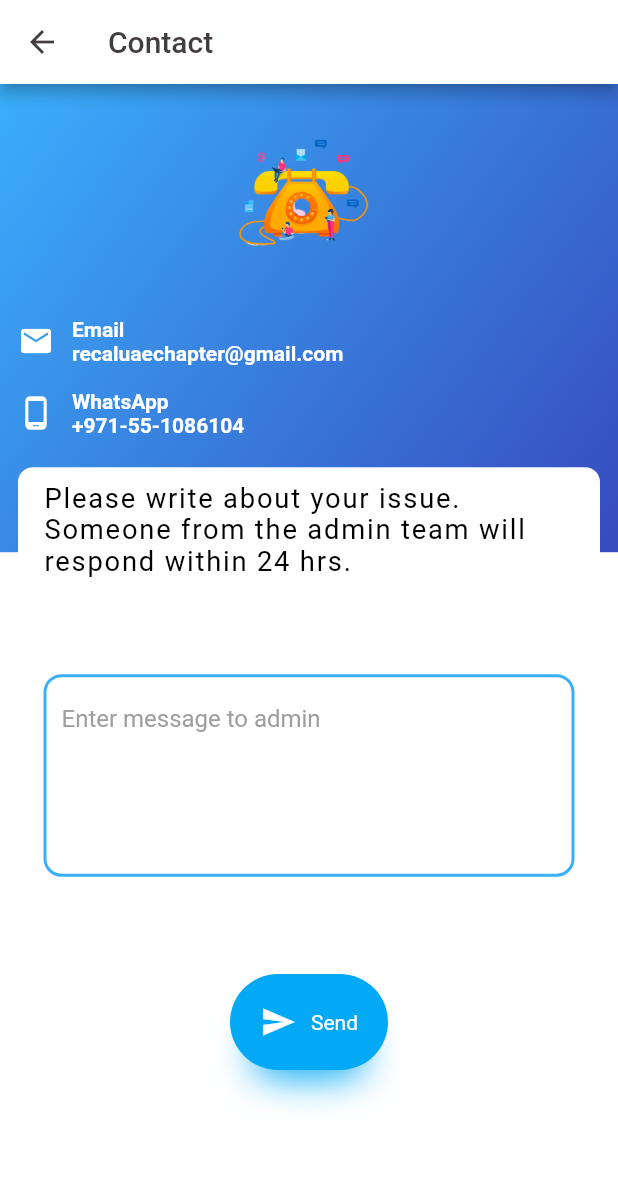
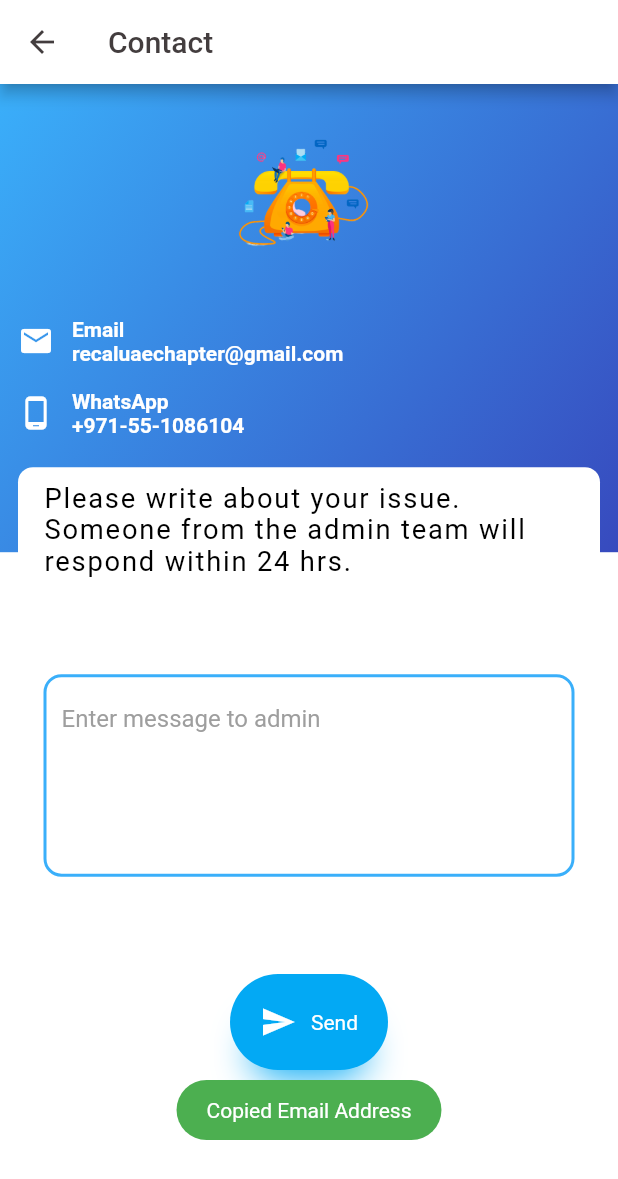
Before and after one commit to SpiderNitt/RECAL-UAE, a Flutter app: the ContactUs screen opened directly, after a tap on an icon or button, on a phone screen of 412 x 824 dp. Shown: the top 1179 px of the screen. Run offline on Flutter 3.47's test engine with Material 2 defaults, Android fonts, the phone set to English and light mode, and no system bars; our stand-ins replace auto_size_text, badges, carousel_slider, charts_flutter, connectivity, curved_navigation_bar and 16 more; missing offline and left inert: duration, flutter_page_indicator, folding_cell, keyboard_utils; accounts and stored records are empty; network calls fail.

Commit message:
Update: Contact copy

```diff
--- a/lib/screens/Home/BusinessDashboard.dart
+++ b/lib/screens/Home/BusinessDashboard.dart
@@ -607,7 +607,6 @@ class _DashBoardState extends State<DashBoard> {
         StaggeredTile.extent(2, getHeight(550, 2)),
         StaggeredTile.extent(2, getHeight(206, 2)),
         StaggeredTile.extent(2, getHeight(206, 2)),
-
       ],
     );
   }
--- a/lib/screens/UAEChapter/ChapterScreen.dart
+++ b/lib/screens/UAEChapter/ChapterScreen.dart
@@ -77,7 +77,7 @@ class _ChapterScreenState extends State<ChapterScreen> {
                           'RECAL UAE CHAPTER',
                           style: GoogleFonts.josefinSans(
                             color: ColorGlobal.textColor,
-                            fontSize: getHeight(16, 2),
+                            fontSize: getHeight(18, 2),
                             fontWeight: FontWeight.w600,
                           ),
                           textAlign: TextAlign.center,
--- a/lib/screens/UAEChapter/ContactUs.dart
+++ b/lib/screens/UAEChapter/ContactUs.dart
@@ -2,6 +2,7 @@ import 'dart:io';
 import 'dart:convert';
 
 import 'package:flutter/material.dart';
+import 'package:flutter/services.dart';
 import 'package:iosrecal/Constant/Constant.dart';
 import 'package:permission_handler/permission_handler.dart';
 import 'package:url_launcher/url_launcher.dart';
@@ -377,13 +378,13 @@ class _ContactUsState extends State<ContactUs> with TickerProviderStateMixin{
                                           color: Colors.white,
                                         ),
                                       ),
-                                      Text(
-                                        'Email\nrecaluaechapter@gmail.com',
-                                        style: TextStyle(
-                                          color: Colors.white,
-                                          fontWeight: FontWeight.w600,
+                                      GestureDetector(
+                                        child: CustomToolTip(text: 'Email\nrecaluaechapter@gmail.com'),
+                                        onTap: () async {
+                                          if(Platform.isAndroid)
+                                            await _sendMail();
+                                        },
                                         ),
-                                      ),
                                     ],
                                   ),
                                 ),
@@ -400,12 +401,11 @@ class _ContactUsState extends State<ContactUs> with TickerProviderStateMixin{
                                           color: Colors.white,
                                         ),
                                       ),
-                                      Text(
-                                        'WhatsApp\n+971-55-1086104',
-                                        style: TextStyle(
-                                          color: Colors.white,
-                                          fontWeight: FontWeight.w600,
-                                        ),
+                                      new GestureDetector(
+                                        child: CustomToolTip(text: 'WhatsApp\n+971-55-1086104'),
+                                        onTap: () {
+
+                                        },
                                       ),
                                     ],
                                   ),
@@ -507,3 +507,28 @@ class _ContactUsState extends State<ContactUs> with TickerProviderStateMixin{
     );
   }
 }
+class CustomToolTip extends StatelessWidget {
+
+  String text;
+
+  CustomToolTip({this.text});
+
+  @override
+  Widget build(BuildContext context) {
+    return new GestureDetector(
+      child: new Tooltip(preferBelow: false,
+          message: "Copy", child: new Text(text, style: TextStyle(
+            color: Colors.white,
+            fontWeight: FontWeight.w600,
+          ))),
+      onTap: () {
+        Fluttertoast.showToast(msg: text.contains("@") ?  "Copied Email Address" : "Copied WhatsApp number",textColor: Colors.white,backgroundColor: Colors.green);
+        Clipboard.setData(new ClipboardData(text: text.split('\n')[1]));
+      },
+      onLongPress: () {
+        Fluttertoast.showToast(msg: text.contains("@") ?  "Copied Email Address" : "Copied WhatsApp number",textColor: Colors.white,backgroundColor: Colors.green);
+        Clipboard.setData(new ClipboardData(text: text.split('\n')[1]));
+      },
+    );
+  }
+}
```
Also changed, not shown: lib/screens/UAEChapter/CoreComm.dart (+10 -0 lines), lib/screens/Home/WriteToMentor.dart (indentation only), 1 other file.
